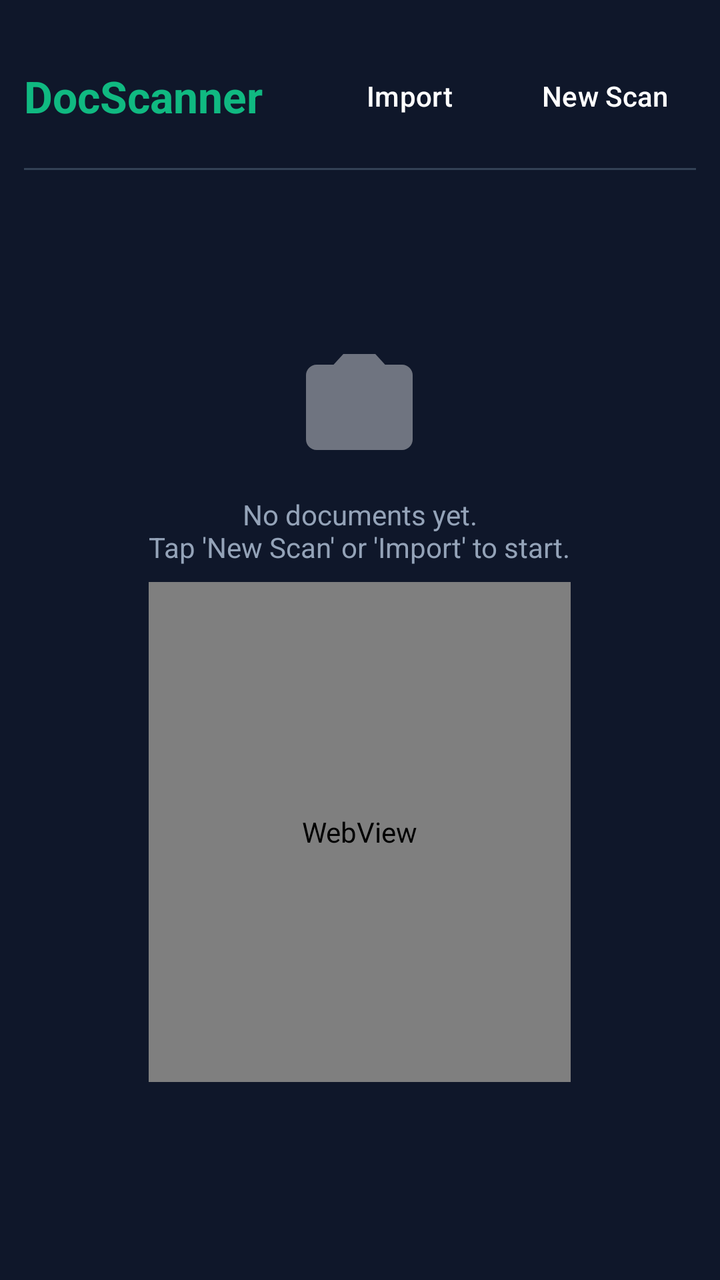
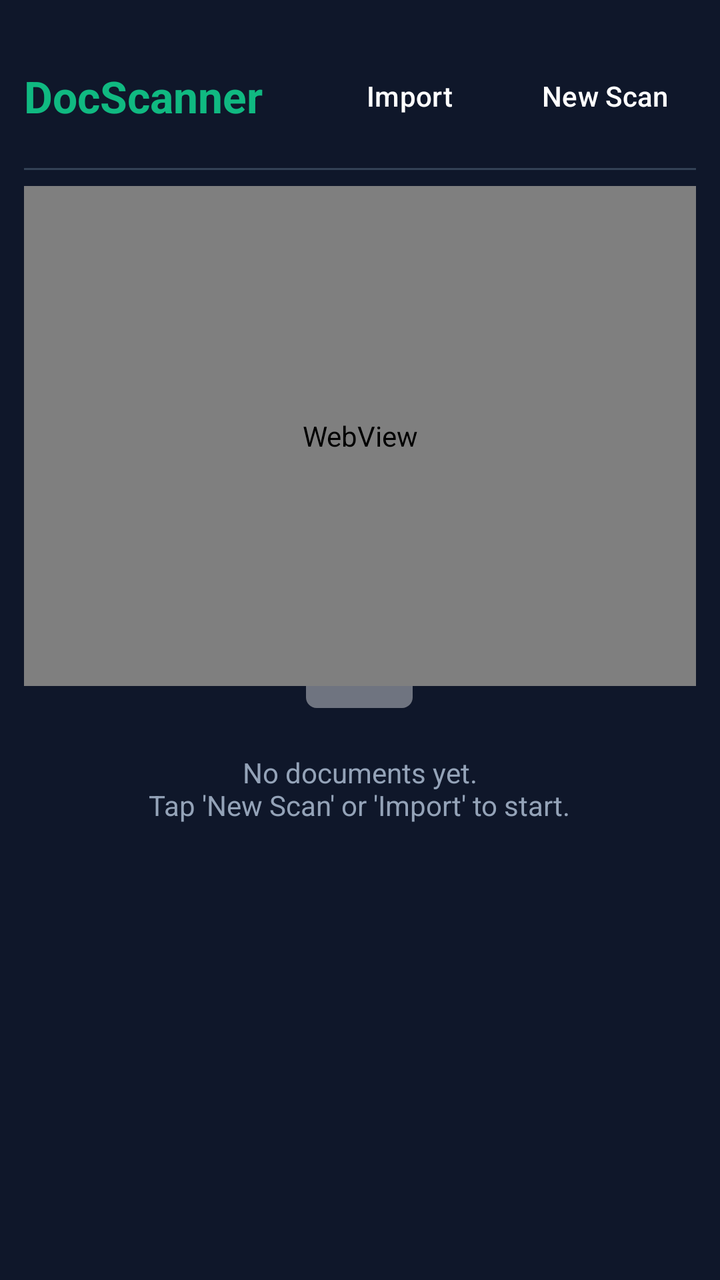

Screens rendered from an Android XML layout before and after an edit, with the pre-edit source and the edit as a unified diff.
<!-- AndroidManifest.xml: application theme Theme.DocScanner -->
<!-- res/layout/activity_dashboard.xml -->
<?xml version="1.0" encoding="utf-8"?>
<LinearLayout xmlns:android="http://schemas.android.com/apk/res/android"
    android:layout_width="match_parent"
    android:layout_height="match_parent"
    android:orientation="vertical"
    android:background="@color/slate900"
    android:padding="12dp">

    <LinearLayout
        android:layout_width="match_parent"
        android:layout_height="wrap_content"
        android:orientation="horizontal"
        android:gravity="center_vertical"
        android:paddingVertical="12dp">

        <TextView
            android:layout_width="0dp"
            android:layout_height="wrap_content"
            android:layout_weight="1"
            android:text="DocScanner"
            android:textColor="@color/emerald"
            android:textSize="22sp"
            android:textStyle="bold" />

        <Button
            android:id="@+id/btnImport"
            style="@style/Widget.Material3.Button.TextButton"
            android:layout_width="wrap_content"
            android:layout_height="wrap_content"
            android:background="@drawable/bg_btn_slate"
            android:drawableStart="@drawable/ic_import"
            android:drawablePadding="6dp"
            android:paddingHorizontal="14dp"
            android:text="Import"
            android:textColor="@color/white" />

        <Button
            android:id="@+id/btnNewScan"
            style="@style/Widget.Material3.Button.TextButton"
            android:layout_width="wrap_content"
            android:layout_height="wrap_content"
            android:layout_marginStart="8dp"
            android:background="@drawable/bg_btn_emerald"
            android:drawableStart="@drawable/ic_camera"
            android:drawablePadding="6dp"
            android:paddingHorizontal="14dp"
            android:text="New Scan"
            android:textColor="@color/white" />
    </LinearLayout>

    <View
        android:layout_width="match_parent"
        android:layout_height="1dp"
        android:background="@color/slate700" />

    <FrameLayout
        android:layout_width="match_parent"
        android:layout_height="match_parent">

        <androidx.recyclerview.widget.RecyclerView
            android:id="@+id/docsGrid"
            android:layout_width="match_parent"
            android:layout_height="match_parent"
            android:paddingTop="12dp"
            android:clipToPadding="false" />

        <LinearLayout
            android:id="@+id/emptyState"
            android:layout_width="wrap_content"
            android:layout_height="wrap_content"
            android:layout_gravity="center"
            android:orientation="vertical"
            android:gravity="center">

            <ImageView
                android:layout_width="64dp"
                android:layout_height="64dp"
                android:src="@drawable/ic_camera"
                android:alpha="0.4" />

            <TextView
                android:layout_width="wrap_content"
                android:layout_height="wrap_content"
                android:layout_marginTop="12dp"
                android:text="No documents yet.\nTap 'New Scan' or 'Import' to start."
                android:gravity="center"
                android:textColor="@color/slate400" />

               <WebView
        android:id="@+id/adsterraView"
        android:layout_width="match_parent"
        android:layout_height="250dp"
        android:layout_marginTop="8dp" /> 
        </LinearLayout>
    </FrameLayout>
</LinearLayout>
<!-- resources referenced by this layout -->
<resources>
  <color name="emerald">#10B981</color>
  <color name="slate400">#94A3B8</color>
  <color name="slate700">#334155</color>
  <color name="slate900">#0F172A</color>
  <color name="white">#FFFFFF</color>
  <!-- drawable bg_btn_emerald (drawable) -->
  <?xml version="1.0" encoding="utf-8"?>
  <shape xmlns:android="http://schemas.android.com/apk/res/android" android:shape="rectangle">
      <solid android:color="@color/emerald" />
      <corners android:radius="10dp" />
  </shape>
  <!-- drawable bg_btn_slate (drawable) -->
  <?xml version="1.0" encoding="utf-8"?>
  <shape xmlns:android="http://schemas.android.com/apk/res/android" android:shape="rectangle">
      <solid android:color="@color/slate700" />
      <corners android:radius="10dp" />
  </shape>
  <!-- drawable ic_camera (drawable) -->
  <vector xmlns:android="http://schemas.android.com/apk/res/android" android:width="24dp" android:height="24dp" android:viewportWidth="24" android:viewportHeight="24" android:tint="#FFFFFF">
      <path android:fillColor="#FFF" android:pathData="M12,15.2A3.2,3.2 0 1,0 12,8.8a3.2,3.2 0 0,0 0,6.4zM9,2L7.17,4H4a2,2 0 0,0 -2,2v12a2,2 0 0,0 2,2h16a2,2 0 0,0 2,-2V6a2,2 0 0,0 -2,-2h-3.17L15,2H9z"/>
  </vector>
  <!-- drawable ic_import (drawable) -->
  <vector xmlns:android="http://schemas.android.com/apk/res/android" android:width="24dp" android:height="24dp" android:viewportWidth="24" android:viewportHeight="24" android:tint="#FFFFFF">
      <path android:fillColor="#FFF" android:pathData="M19,9h-4V3H9v6H5l7,7 7,-7zM5,18v2h14v-2H5z"/>
  </vector>
  <style name="Theme.DocScanner" parent="Theme.Material3.Dark.NoActionBar">
          <item name="colorPrimary">@color/emerald</item>
          <item name="colorPrimaryDark">@color/slate900</item>
          <item name="colorSecondary">@color/indigo</item>
          <item name="android:colorBackground">@color/slate900</item>
          <item name="android:statusBarColor">@color/slate900</item>
          <item name="android:navigationBarColor">@color/slate900</item>
      </style>
  <color name="indigo">#4F46E5</color>
</resources>

<!-- the commit's change to res/layout/activity_dashboard.xml (unified diff, before → after) -->
@@ -86,11 +86,13 @@
                 android:gravity="center"
                 android:textColor="@color/slate400" />
 
-               <WebView
+               
+        </LinearLayout>
+
+        <WebView
         android:id="@+id/adsterraView"
         android:layout_width="match_parent"
         android:layout_height="250dp"
-        android:layout_marginTop="8dp" /> 
-        </LinearLayout>
+        android:layout_marginTop="8dp" />
     </FrameLayout>
 </LinearLayout>
